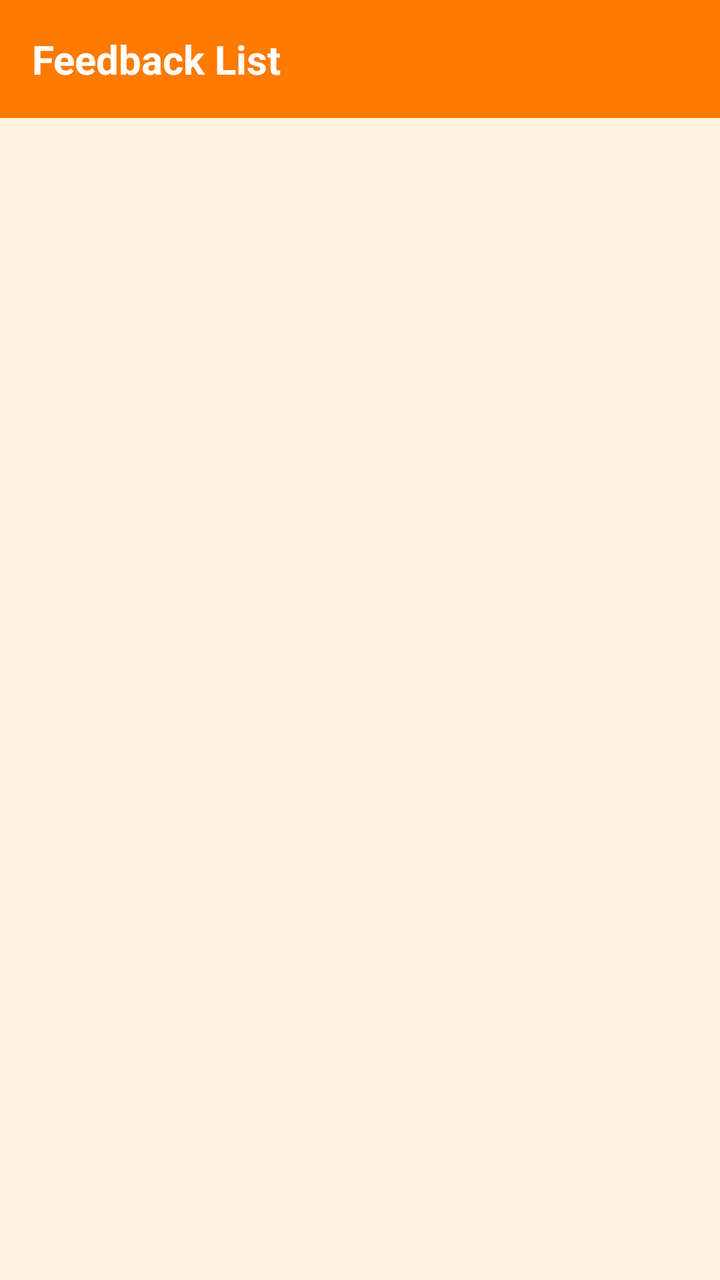
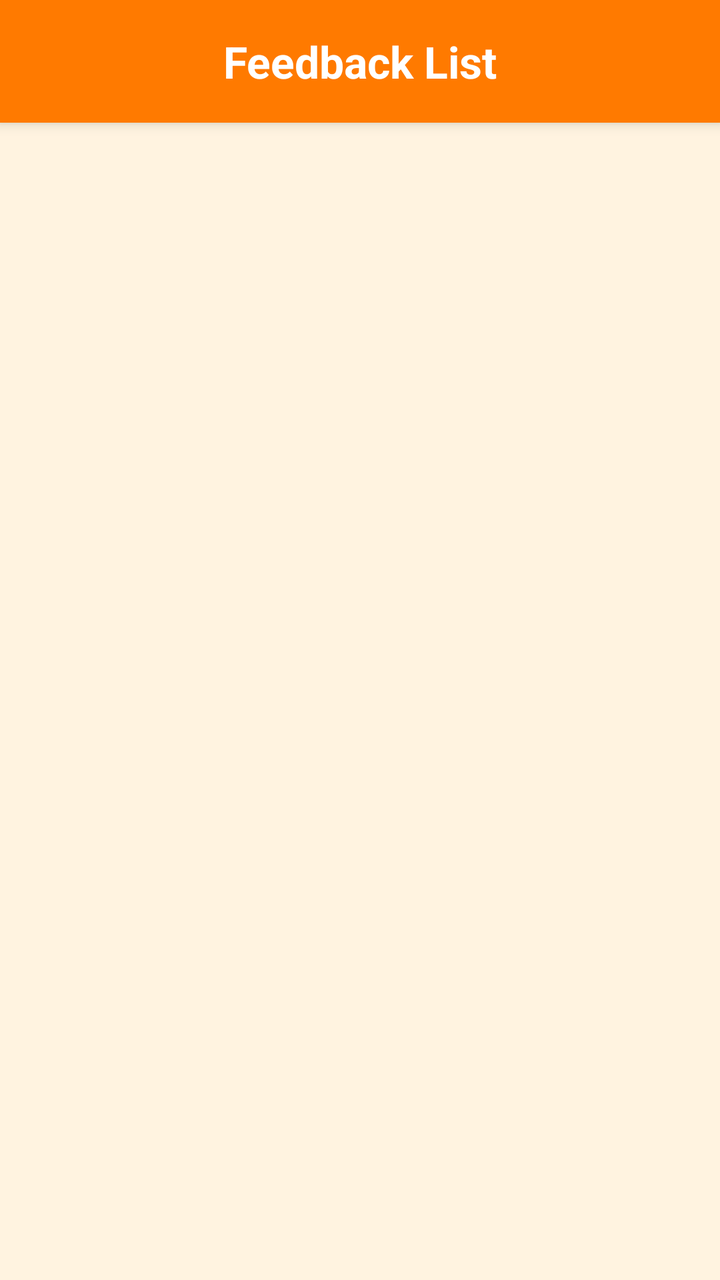

Before-and-after screenshots of an Android layout around one commit, followed by the original layout XML and the change that was made.
<!-- AndroidManifest.xml: application theme Theme.GramaSuvidha -->
<!-- res/layout/activity_feedback_list.xml -->
<?xml version="1.0" encoding="utf-8"?>
<LinearLayout xmlns:android="http://schemas.android.com/apk/res/android"
    android:layout_width="match_parent"
    android:layout_height="match_parent"
    android:orientation="vertical"
    android:background="#FFF3E0">

    <TextView
        android:text="Feedback List"
        android:textSize="20sp"
        android:textStyle="bold"
        android:padding="16dp"
        android:textColor="#FFFFFF"
        android:background="#FF7A00"
        android:layout_width="match_parent"
        android:layout_height="wrap_content"/>

    <androidx.recyclerview.widget.RecyclerView
        android:id="@+id/recyclerView"
        android:layout_width="match_parent"
        android:layout_height="match_parent"/>
</LinearLayout>
<!-- resources referenced by this layout -->
<resources>
  <style name="Theme.GramaSuvidha" parent="Base.Theme.GramaSuvidha" />
  <style name="Base.Theme.GramaSuvidha" parent="Theme.Material3.DayNight.NoActionBar">
          
          
      </style>
</resources>

<!-- the commit's change to res/layout/activity_feedback_list.xml (unified diff, before → after) -->
@@ -1,22 +1,33 @@
 <?xml version="1.0" encoding="utf-8"?>
 <LinearLayout xmlns:android="http://schemas.android.com/apk/res/android"
+    xmlns:app="http://schemas.android.com/apk/res-auto"
     android:layout_width="match_parent"
     android:layout_height="match_parent"
     android:orientation="vertical"
     android:background="#FFF3E0">
 
+    
     <TextView
+        android:id="@+id/titleText"
+        android:layout_width="match_parent"
+        android:layout_height="wrap_content"
         android:text="Feedback List"
-        android:textSize="20sp"
+        android:textSize="22sp"
         android:textStyle="bold"
+        android:gravity="center"
         android:padding="16dp"
         android:textColor="#FFFFFF"
         android:background="#FF7A00"
-        android:layout_width="match_parent"
-        android:layout_height="wrap_content"/>
+        android:elevation="4dp"
+        android:layout_marginBottom="8dp" />
 
+    
     <androidx.recyclerview.widget.RecyclerView
         android:id="@+id/recyclerView"
         android:layout_width="match_parent"
-        android:layout_height="match_parent"/>
+        android:layout_height="match_parent"
+        android:padding="8dp"
+        android:clipToPadding="false"
+        android:scrollbars="vertical" />
+
 </LinearLayout>
